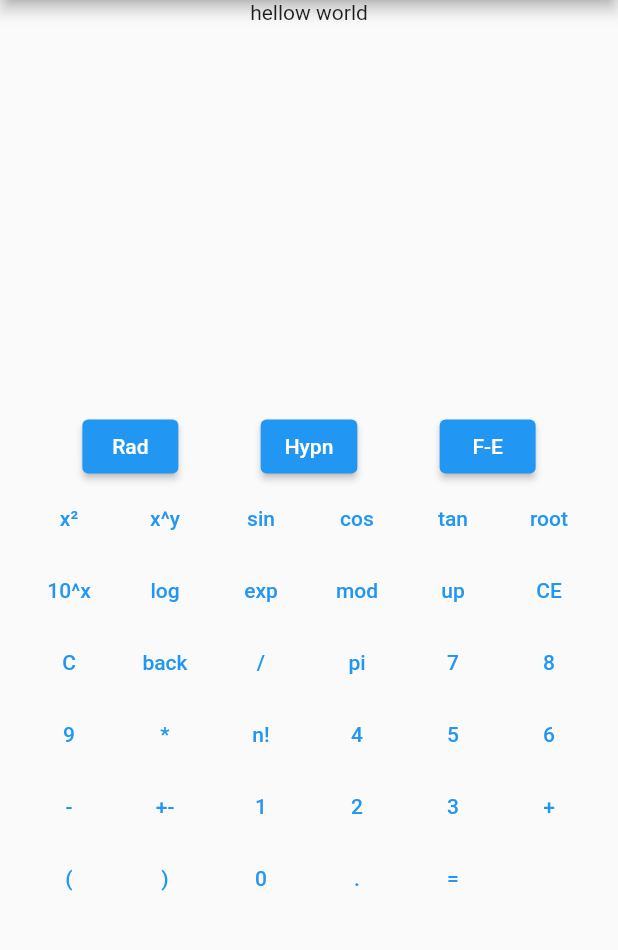
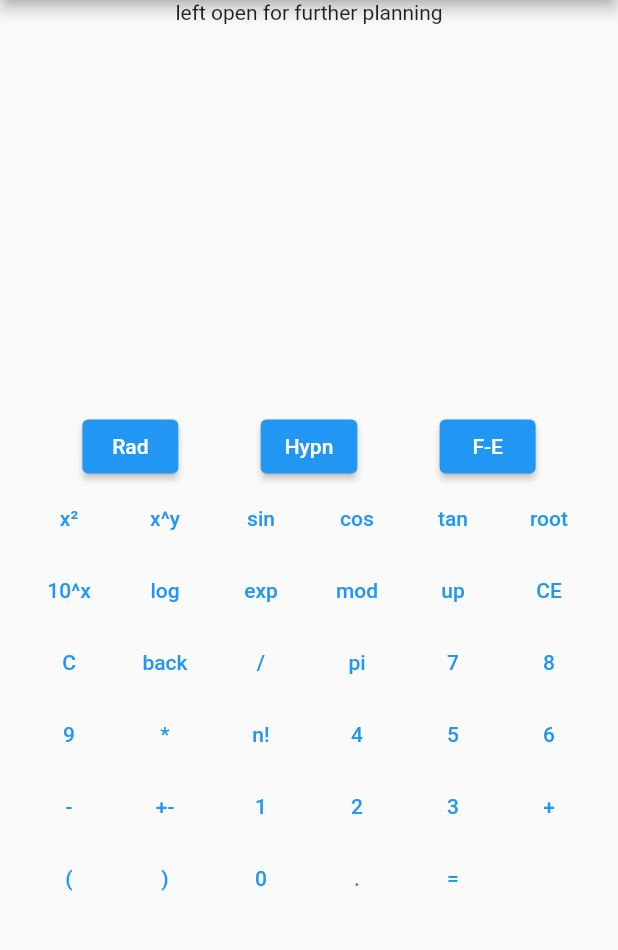
Before and after one commit to tuuhin/calculator_, a Flutter app: the screen it shows after launch, in the side drawer, after a tap on "Scientific", on a phone screen of 412 x 824 dp, the part 84-1034 px from its top. Run offline on Flutter 3.47's test engine with Material 2 defaults, Android fonts, the phone set to English and light mode, and no system bars; our stand-ins replace connectivity, math_expressions, shared_preferences; network calls fail.

Commit message:
planned for the future

```diff
--- a/lib/view/scienticcalculator.dart
+++ b/lib/view/scienticcalculator.dart
@@ -12,7 +12,10 @@ class ScientificCalculator extends StatelessWidget {
       drawer: AppDrawer(),
       body: Column(
         mainAxisAlignment: MainAxisAlignment.spaceBetween,
-        children: [Text('hellow world'), ScientificBoard()],
+        children: const [
+          Text('left open for further planning'),
+          ScientificBoard()
+        ],
       ),
     );
   }
```
